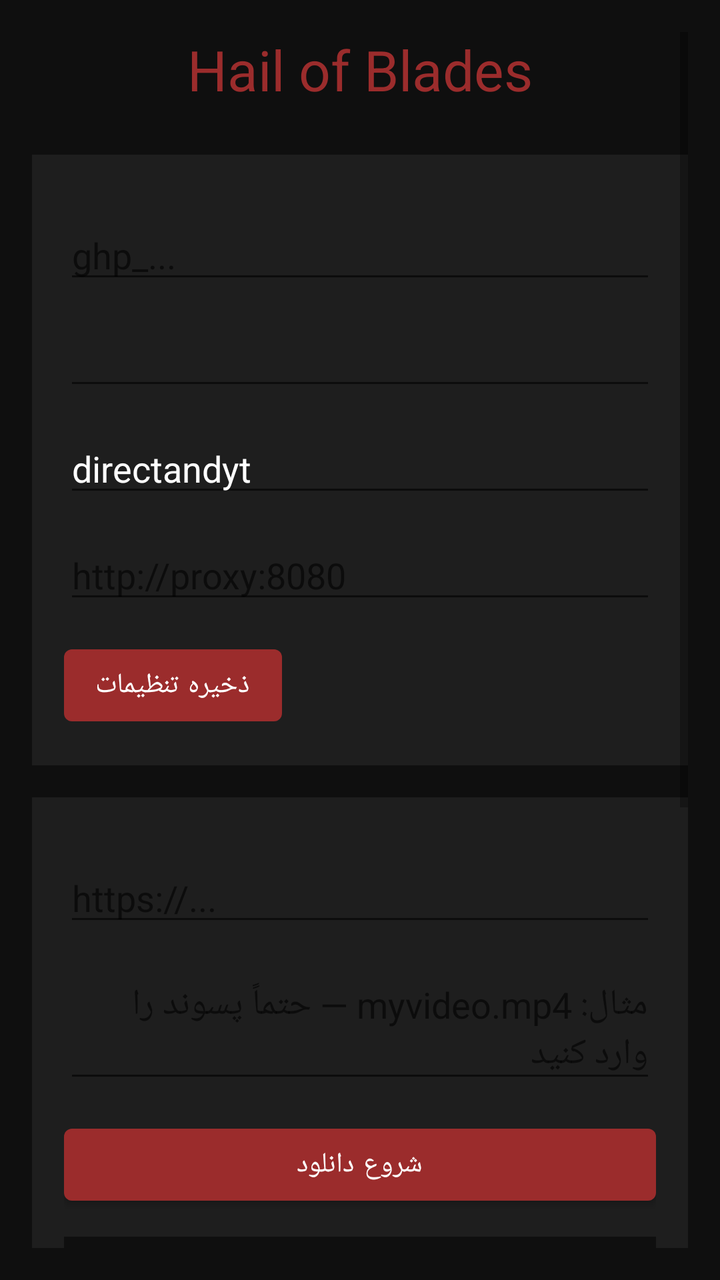
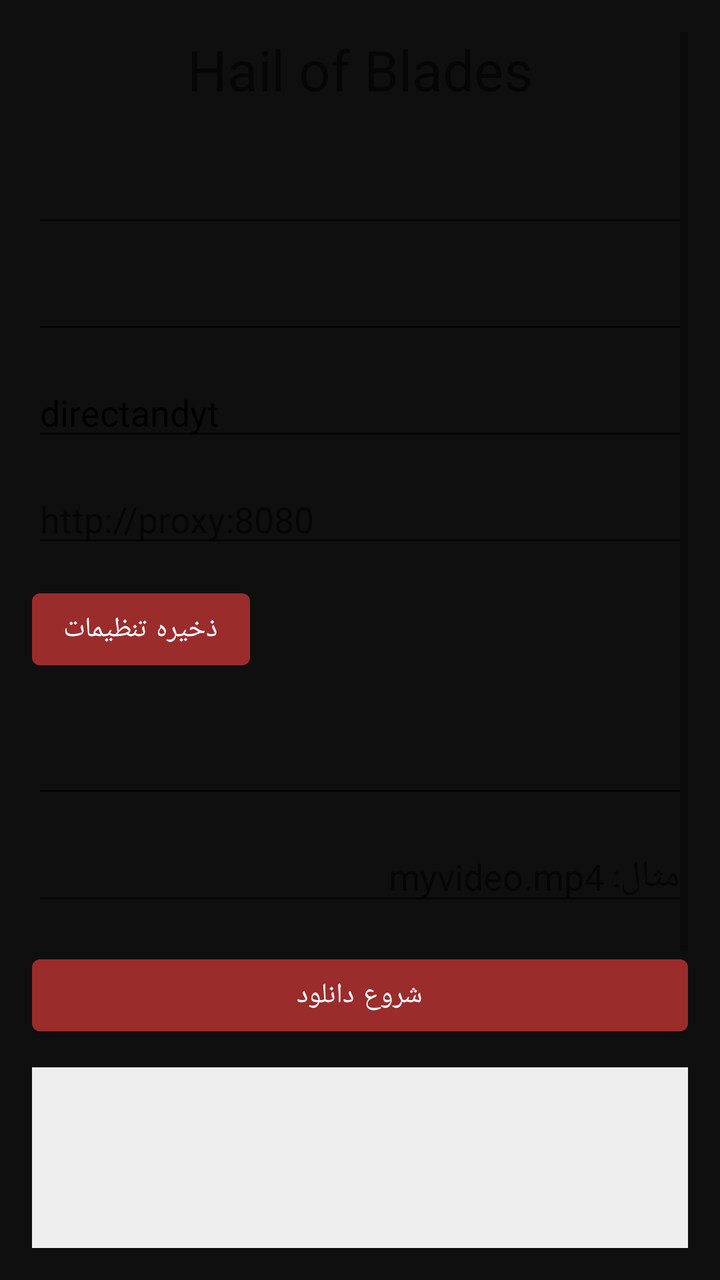

The first picture is an Android layout as it rendered before a commit; the second is the same layout after the commit. The layout source and the unified diff follow.
<!-- AndroidManifest.xml: application theme Theme.HOB -->
<!-- res/layout/activity_main.xml -->
<?xml version="1.0" encoding="utf-8"?>
<ScrollView xmlns:android="http://schemas.android.com/apk/res/android"
    android:layout_width="match_parent"
    android:layout_height="match_parent"
    android:padding="16dp"
    android:background="#0F0F0F">

    <LinearLayout
        android:layout_width="match_parent"
        android:layout_height="wrap_content"
        android:orientation="vertical"
        android:gravity="center_horizontal">

        <TextView
            android:layout_width="wrap_content"
            android:layout_height="wrap_content"
            android:text="Hail of Blades"
            android:textSize="28sp"
            android:textColor="#9B2C2C"
            android:paddingBottom="24dp" />

        
        <LinearLayout
            android:layout_width="match_parent"
            android:layout_height="wrap_content"
            android:orientation="vertical"
            android:layout_marginBottom="16dp"
            android:padding="16dp"
            android:background="#1E1E1E">

            <TextView
                android:text="تنظیمات"
                android:textColor="#9B2C2C"
                android:textSize="18sp"
                android:layout_marginBottom="12dp" />

            <TextView android:text="توکن گیت‌هاب" android:textColor="#B0B0B0" />
            <EditText
                android:id="@+id/tokenInput"
                android:layout_width="match_parent"
                android:layout_height="wrap_content"
                android:inputType="textPassword"
                android:hint="ghp_..."
                android:textColor="#FFFFFF" />

            <TextView
                android:text="مالک ریپازیتوری"
                android:textColor="#B0B0B0"
                android:layout_marginTop="12dp" />
            <EditText
                android:id="@+id/ownerInput"
                android:layout_width="match_parent"
                android:layout_height="wrap_content"
                android:text=""
                android:textColor="#FFFFFF" />

            <TextView
                android:text="نام ریپازیتوری"
                android:textColor="#B0B0B0"
                android:layout_marginTop="12dp" />
            <EditText
                android:id="@+id/repoInput"
                android:layout_width="match_parent"
                android:layout_height="wrap_content"
                android:text="directandyt"
                android:textColor="#FFFFFF" />

            <TextView
                android:text="پروکسی (اختیاری)"
                android:textColor="#B0B0B0"
                android:layout_marginTop="12dp" />
            <EditText
                android:id="@+id/proxyInput"
                android:layout_width="match_parent"
                android:layout_height="wrap_content"
                android:hint="http://proxy:8080"
                android:textColor="#FFFFFF" />

            <Button
                android:id="@+id/saveSettingsButton"
                android:layout_width="wrap_content"
                android:layout_height="wrap_content"
                android:text="ذخیره تنظیمات"
                android:layout_marginTop="12dp" />
        </LinearLayout>

        
        <LinearLayout
            android:layout_width="match_parent"
            android:layout_height="wrap_content"
            android:orientation="vertical"
            android:layout_marginBottom="16dp"
            android:padding="16dp"
            android:background="#1E1E1E">

            <TextView
                android:text="دانلود فایل"
                android:textColor="#9B2C2C"
                android:textSize="18sp"
                android:layout_marginBottom="12dp" />

            <TextView android:text="آدرس فایل (URL)" android:textColor="#B0B0B0" />
            <EditText
                android:id="@+id/urlInput"
                android:layout_width="match_parent"
                android:layout_height="wrap_content"
                android:hint="https://..."
                android:textColor="#FFFFFF" />

            <TextView
                android:text="نام فایل خروجی (اختیاری)"
                android:textColor="#B0B0B0"
                android:layout_marginTop="12dp" />
            <EditText
                android:id="@+id/filenameInput"
                android:layout_width="match_parent"
                android:layout_height="wrap_content"
                android:hint="مثال: myvideo.mp4 — حتماً پسوند را وارد کنید"
                android:textColor="#FFFFFF" />

            <Button
                android:id="@+id/startButton"
                android:layout_width="match_parent"
                android:layout_height="wrap_content"
                android:text="شروع دانلود"
                android:layout_marginTop="12dp" />

            <ProgressBar
                android:id="@+id/progressBar"
                style="?android:attr/progressBarStyleHorizontal"
                android:layout_width="match_parent"
                android:layout_height="wrap_content"
                android:layout_marginTop="16dp"
                android:visibility="gone" />

            <TextView
                android:id="@+id/logText"
                android:layout_width="match_parent"
                android:layout_height="150dp"
                android:background="#0F0F0F"
                android:padding="8dp"
                android:scrollbars="vertical"
                android:gravity="top"
                android:textColor="#B0B0B0"
                android:layout_marginTop="12dp" />

            <Button
                android:id="@+id/clearLogButton"
                android:layout_width="wrap_content"
                android:layout_height="wrap_content"
                android:text="پاک کردن لاگ"
                android:layout_gravity="end" />
        </LinearLayout>

        
        <LinearLayout
            android:layout_width="match_parent"
            android:layout_height="wrap_content"
            android:orientation="vertical"
            android:layout_marginBottom="16dp"
            android:padding="16dp"
            android:background="#1E1E1E">

            <Button
                android:id="@+id/manageFoldersButton"
                android:layout_width="match_parent"
                android:layout_height="wrap_content"
                android:text="مدیریت پوشه‌های قدیمی در ریپازیتوری" />
        </LinearLayout>

        
        <LinearLayout
            android:layout_width="match_parent"
            android:layout_height="wrap_content"
            android:orientation="horizontal"
            android:gravity="center"
            android:layout_marginTop="8dp"
            android:padding="8dp">

            <TextView
                android:id="@+id/telegramLink"
                android:layout_width="wrap_content"
                android:layout_height="wrap_content"
                android:text="📱 @Hailofblades"
                android:textColor="#0088cc"
                android:padding="8dp"
                android:clickable="true"
                android:focusable="true" />

            <TextView
                android:layout_width="wrap_content"
                android:layout_height="wrap_content"
                android:text="  |  "
                android:textColor="#B0B0B0" />

            <TextView
                android:id="@+id/githubLink"
                android:layout_width="wrap_content"
                android:layout_height="wrap_content"
                android:text="🐙 GitHub"
                android:textColor="#AAAAAA"
                android:padding="8dp"
                android:clickable="true"
                android:focusable="true" />
        </LinearLayout>
    </LinearLayout>
</ScrollView>
<!-- resources referenced by this layout -->
<resources>
  <style name="Theme.HOB" parent="Theme.MaterialComponents.DayNight.NoActionBar">
          <item name="android:windowBackground">@color/background</item>
          <item name="android:statusBarColor">@color/background</item>
          <item name="android:navigationBarColor">@color/background</item>
          <item name="colorPrimary">@color/accentRune</item>
          <item name="colorPrimaryVariant">@color/accentRuneLight</item>
          <item name="colorOnPrimary">@color/textPrimary</item>
          <item name="colorSurface">@color/surface</item>
          <item name="colorOnSurface">@color/textPrimary</item>
      </style>
  <color name="background">#0F0F0F</color>
  <color name="accentRune">#9B2C2C</color>
  <color name="accentRuneLight">#C04444</color>
  <color name="textPrimary">#FFFFFF</color>
  <color name="surface">#1E1E1E</color>
</resources>

<!-- the commit's change to res/layout/activity_main.xml (unified diff, before → after) -->
@@ -2,180 +2,113 @@
 <ScrollView xmlns:android="http://schemas.android.com/apk/res/android"
     android:layout_width="match_parent"
     android:layout_height="match_parent"
-    android:padding="16dp"
-    android:background="#0F0F0F">
+    android:padding="16dp">
 
     <LinearLayout
         android:layout_width="match_parent"
         android:layout_height="wrap_content"
-        android:orientation="vertical"
-        android:gravity="center_horizontal">
+        android:orientation="vertical">
 
         <TextView
+            android:id="@+id/titleText"
             android:layout_width="wrap_content"
             android:layout_height="wrap_content"
             android:text="Hail of Blades"
             android:textSize="28sp"
-            android:textColor="#9B2C2C"
+            android:layout_gravity="center"
             android:paddingBottom="24dp" />
 
-        
-        <LinearLayout
+        <TextView android:text="توکن گیت‌هاب" />
+        <EditText
+            android:id="@+id/tokenInput"
             android:layout_width="match_parent"
             android:layout_height="wrap_content"
-            android:orientation="vertical"
-            android:layout_marginBottom="16dp"
-            android:padding="16dp"
-            android:background="#1E1E1E">
+            android:inputType="textPassword" />
 
-            <TextView
-                android:text="تنظیمات"
-                android:textColor="#9B2C2C"
-                android:textSize="18sp"
-                android:layout_marginBottom="12dp" />
+        <TextView android:text="مالک ریپازیتوری" android:layout_marginTop="12dp" />
+        <EditText
+            android:id="@+id/ownerInput"
+            android:layout_width="match_parent"
+            android:layout_height="wrap_content" />
 
-            <TextView android:text="توکن گیت‌هاب" android:textColor="#B0B0B0" />
-            <EditText
-                android:id="@+id/tokenInput"
-                android:layout_width="match_parent"
-                android:layout_height="wrap_content"
-                android:inputType="textPassword"
-                android:hint="ghp_..."
-                android:textColor="#FFFFFF" />
-
-            <TextView
-                android:text="مالک ریپازیتوری"
-                android:textColor="#B0B0B0"
-                android:layout_marginTop="12dp" />
-            <EditText
-                android:id="@+id/ownerInput"
-                android:layout_width="match_parent"
-                android:layout_height="wrap_content"
-                android:text=""
-                android:textColor="#FFFFFF" />
-
-            <TextView
-                android:text="نام ریپازیتوری"
-                android:textColor="#B0B0B0"
-                android:layout_marginTop="12dp" />
-            <EditText
-                android:id="@+id/repoInput"
-                android:layout_width="match_parent"
-                android:layout_height="wrap_content"
-                android:text="directandyt"
-                android:textColor="#FFFFFF" />
-
-            <TextView
-                android:text="پروکسی (اختیاری)"
-                android:textColor="#B0B0B0"
-                android:layout_marginTop="12dp" />
-            <EditText
-                android:id="@+id/proxyInput"
-                android:layout_width="match_parent"
-                android:layout_height="wrap_content"
-                android:hint="http://proxy:8080"
-                android:textColor="#FFFFFF" />
-
-            <Button
-                android:id="@+id/saveSettingsButton"
-                android:layout_width="wrap_content"
-                android:layout_height="wrap_content"
-                android:text="ذخیره تنظیمات"
-                android:layout_marginTop="12dp" />
-        </LinearLayout>
-
-        
-        <LinearLayout
+        <TextView android:text="نام ریپازیتوری" android:layout_marginTop="12dp" />
+        <EditText
+            android:id="@+id/repoInput"
             android:layout_width="match_parent"
             android:layout_height="wrap_content"
-            android:orientation="vertical"
-            android:layout_marginBottom="16dp"
-            android:padding="16dp"
-            android:background="#1E1E1E">
+            android:text="directandyt" />
 
-            <TextView
-                android:text="دانلود فایل"
-                android:textColor="#9B2C2C"
-                android:textSize="18sp"
-                android:layout_marginBottom="12dp" />
-
-            <TextView android:text="آدرس فایل (URL)" android:textColor="#B0B0B0" />
-            <EditText
-                android:id="@+id/urlInput"
-                android:layout_width="match_parent"
-                android:layout_height="wrap_content"
-                android:hint="https://..."
-                android:textColor="#FFFFFF" />
-
-            <TextView
-                android:text="نام فایل خروجی (اختیاری)"
-                android:textColor="#B0B0B0"
-                android:layout_marginTop="12dp" />
-            <EditText
-                android:id="@+id/filenameInput"
-                android:layout_width="match_parent"
-                android:layout_height="wrap_content"
-                android:hint="مثال: myvideo.mp4 — حتماً پسوند را وارد کنید"
-                android:textColor="#FFFFFF" />
-
-            <Button
-                android:id="@+id/startButton"
-                android:layout_width="match_parent"
-                android:layout_height="wrap_content"
-                android:text="شروع دانلود"
-                android:layout_marginTop="12dp" />
-
-            <ProgressBar
-                android:id="@+id/progressBar"
-                style="?android:attr/progressBarStyleHorizontal"
-                android:layout_width="match_parent"
-                android:layout_height="wrap_content"
-                android:layout_marginTop="16dp"
-                android:visibility="gone" />
-
-            <TextView
-                android:id="@+id/logText"
-                android:layout_width="match_parent"
-                android:layout_height="150dp"
-                android:background="#0F0F0F"
-                android:padding="8dp"
-                android:scrollbars="vertical"
-                android:gravity="top"
-                android:textColor="#B0B0B0"
-                android:layout_marginTop="12dp" />
-
-            <Button
-                android:id="@+id/clearLogButton"
-                android:layout_width="wrap_content"
-                android:layout_height="wrap_content"
-                android:text="پاک کردن لاگ"
-                android:layout_gravity="end" />
-        </LinearLayout>
-
-        
-        <LinearLayout
+        <TextView android:text="پروکسی (اختیاری)" android:layout_marginTop="12dp" />
+        <EditText
+            android:id="@+id/proxyInput"
             android:layout_width="match_parent"
             android:layout_height="wrap_content"
-            android:orientation="vertical"
-            android:layout_marginBottom="16dp"
-            android:padding="16dp"
-            android:background="#1E1E1E">
+            android:hint="http://proxy:8080" />
 
-            <Button
-                android:id="@+id/manageFoldersButton"
-                android:layout_width="match_parent"
-                android:layout_height="wrap_content"
-                android:text="مدیریت پوشه‌های قدیمی در ریپازیتوری" />
-        </LinearLayout>
+        <Button
+            android:id="@+id/saveSettingsButton"
+            android:layout_width="wrap_content"
+            android:layout_height="wrap_content"
+            android:text="ذخیره تنظیمات"
+            android:layout_marginTop="12dp" />
 
-        
+        <TextView android:text="آدرس فایل (URL)" android:layout_marginTop="24dp" />
+        <EditText
+            android:id="@+id/urlInput"
+            android:layout_width="match_parent"
+            android:layout_height="wrap_content" />
+
+        <TextView android:text="نام فایل خروجی (اختیاری)" android:layout_marginTop="12dp" />
+        <EditText
+            android:id="@+id/filenameInput"
+            android:layout_width="match_parent"
+            android:layout_height="wrap_content"
+            android:hint="مثال: myvideo.mp4" />
+
+        <Button
+            android:id="@+id/startButton"
+            android:layout_width="match_parent"
+            android:layout_height="wrap_content"
+            android:text="شروع دانلود"
+            android:layout_marginTop="16dp" />
+
+        <ProgressBar
+            android:id="@+id/progressBar"
+            style="?android:attr/progressBarStyleHorizontal"
+            android:layout_width="match_parent"
+            android:layout_height="wrap_content"
+            android:layout_marginTop="16dp"
+            android:visibility="gone" />
+
+        <TextView
+            android:id="@+id/logText"
+            android:layout_width="match_parent"
+            android:layout_height="150dp"
+            android:background="#EEEEEE"
+            android:padding="8dp"
+            android:scrollbars="vertical"
+            android:layout_marginTop="12dp" />
+
+        <Button
+            android:id="@+id/clearLogButton"
+            android:layout_width="wrap_content"
+            android:layout_height="wrap_content"
+            android:text="پاک کردن لاگ"
+            android:layout_gravity="end" />
+
+        <Button
+            android:id="@+id/manageFoldersButton"
+            android:layout_width="match_parent"
+            android:layout_height="wrap_content"
+            android:text="مدیریت پوشه‌های قدیمی در ریپازیتوری"
+            android:layout_marginTop="16dp" />
+
         <LinearLayout
             android:layout_width="match_parent"
             android:layout_height="wrap_content"
             android:orientation="horizontal"
             android:gravity="center"
-            android:layout_marginTop="8dp"
-            android:padding="8dp">
+            android:layout_marginTop="16dp">
 
             <TextView
                 android:id="@+id/telegramLink"
@@ -184,14 +117,9 @@
                 android:text="📱 @Hailofblades"
                 android:textColor="#0088cc"
                 android:padding="8dp"
-                android:clickable="true"
-                android:focusable="true" />
+                android:clickable="true" />
 
-            <TextView
-                android:layout_width="wrap_content"
-                android:layout_height="wrap_content"
-                android:text="  |  "
-                android:textColor="#B0B0B0" />
+            <TextView android:text="  |  " />
 
             <TextView
                 android:id="@+id/githubLink"
@@ -200,8 +128,8 @@
                 android:text="🐙 GitHub"
                 android:textColor="#AAAAAA"
                 android:padding="8dp"
-                android:clickable="true"
-                android:focusable="true" />
+                android:clickable="true" />
         </LinearLayout>
+
     </LinearLayout>
 </ScrollView>
